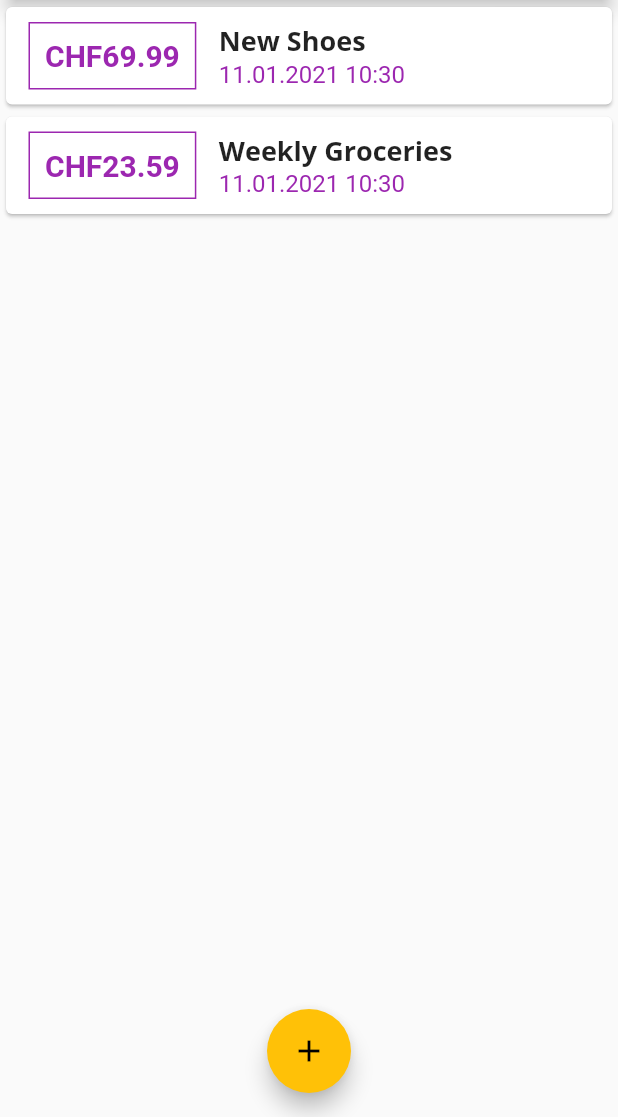
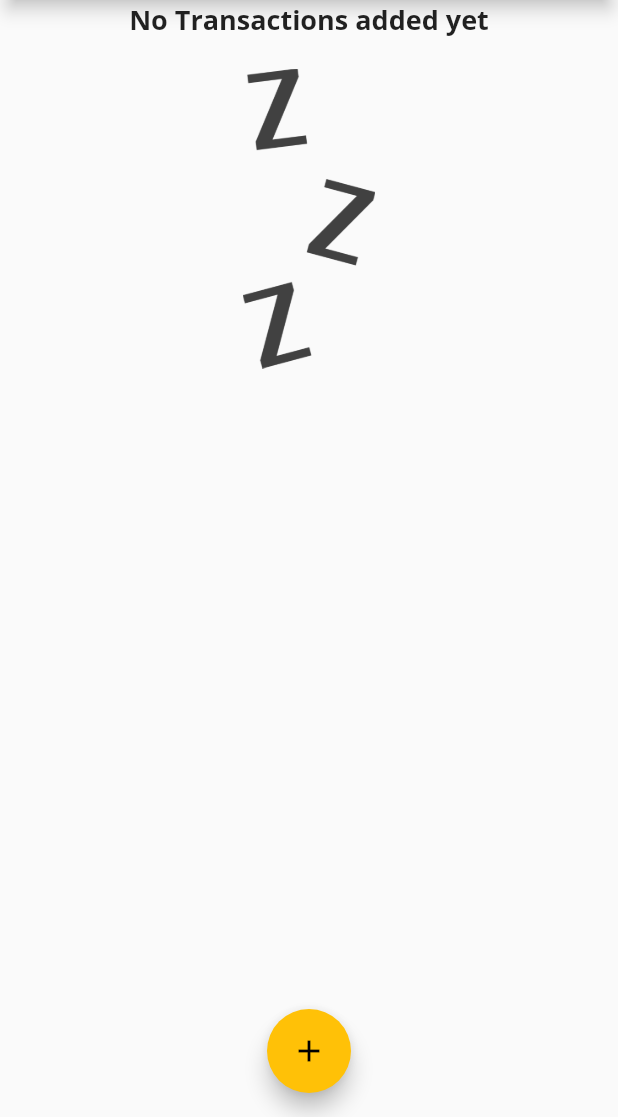
Before and after one commit to gerdreiss/learning-flutter, a Flutter app: the screen it shows after launch, on a phone screen of 412 x 824 dp, the part 119-1236 px from its top. Run offline on Flutter 3.47's test engine with Material 2 defaults, Android fonts, the phone set to English and light mode, and no system bars; our stand-ins replace flutter_masked_text.

Commit message:
Flutter & Dart - The Complete Guide: expenses app, display image

```diff
--- a/udemy/flutter_dart_complete_guide/expenses_app/lib/main.dart
+++ b/udemy/flutter_dart_complete_guide/expenses_app/lib/main.dart
@@ -45,18 +45,18 @@ class MyHomePage extends StatefulWidget {
 
 class _MyHomePageState extends State<MyHomePage> {
   final List<Transaction> _transactions = [
-    Transaction(
-      id: 1,
-      title: 'New Shoes',
-      amount: 6999,
-      date: DateTime.now(),
-    ),
-    Transaction(
-      id: 2,
-      title: 'Weekly Groceries',
-      amount: 2359,
-      date: DateTime.now(),
-    ),
+    // Transaction(
+    //   id: 1,
+    //   title: 'New Shoes',
+    //   amount: 6999,
+    //   date: DateTime.now(),
+    // ),
+    // Transaction(
+    //   id: 2,
+    //   title: 'Weekly Groceries',
+    //   amount: 2359,
+    //   date: DateTime.now(),
+    // ),
   ];
 
   void _addNewTransaction(String title, int amount) {
--- /dev/null
+++ b/udemy/flutter_dart_complete_guide/expenses_app/lib/widgets/chart.dart
@@ -0,0 +1,13 @@
+import 'package:flutter/material.dart';
+
+class Chart extends StatelessWidget {
+  const Chart({Key key}) : super(key: key);
+
+  @override
+  Widget build(BuildContext context) {
+    return Card(
+      elevation: 6,
+      margin: EdgeInsets.all(20),
+    );
+  }
+}
--- a/udemy/flutter_dart_complete_guide/expenses_app/lib/widgets/transaction_list.dart
+++ b/udemy/flutter_dart_complete_guide/expenses_app/lib/widgets/transaction_list.dart
@@ -11,7 +11,22 @@ class TransactionList extends StatelessWidget {
   Widget build(BuildContext context) {
     return Container(
       height: 500,
-      child: ListView.builder(
+      child: _transactions.isEmpty
+          ? Column(children: [
+              Text(
+                'No Transactions added yet',
+                style: Theme.of(context).textTheme.headline6,
+              ),
+              SizedBox(height: 20),
+              Container(
+                height: 200,
+                child: Image.asset(
+                  'assets/images/waiting.png',
+                  fit: BoxFit.cover,
+                ),
+              ),
+            ])
+          : ListView.builder(
               itemBuilder: (ctx, idx) => Card(
                 child: Row(
                   children: [
--- a/udemy/flutter_dart_complete_guide/expenses_app/pubspec.yaml
+++ b/udemy/flutter_dart_complete_guide/expenses_app/pubspec.yaml
@@ -50,9 +50,8 @@ flutter:
   uses-material-design: true
 
   # To add assets to your application, add an assets section, like this:
-  # assets:
-  #   - images/a_dot_burr.jpeg
-  #   - images/a_dot_ham.jpeg
+  assets:
+    - assets/images/waiting.png
 
   # An image asset can refer to one or more resolution-specific "variants", see
   # https://flutter.dev/assets-and-images/#resolution-aware.
```
Also changed, not shown: udemy/flutter_dart_complete_guide/expenses_app/assets/images/waiting.png (added). Lines whose indentation alone changed are shown as unchanged.
